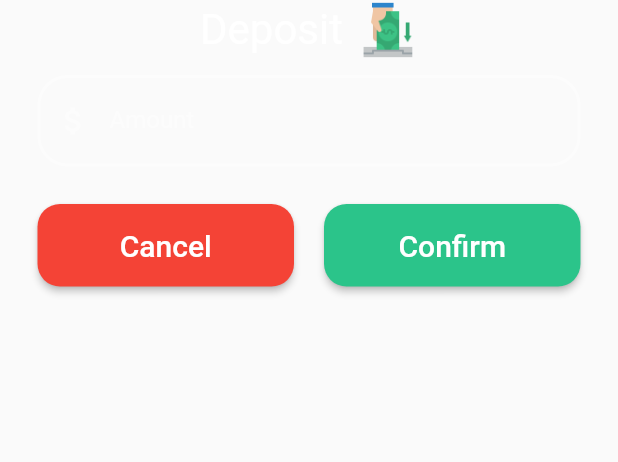
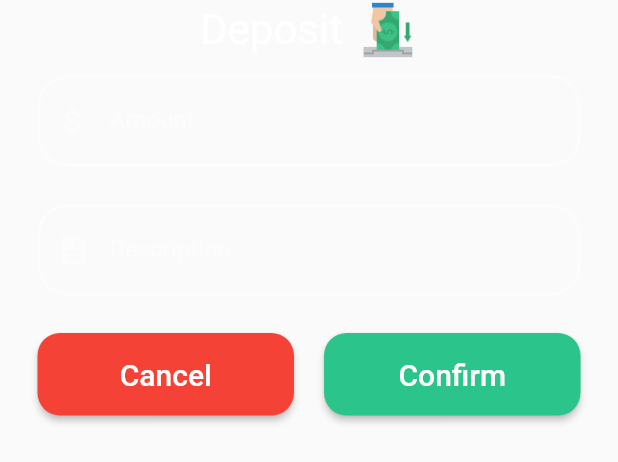
Before and after one commit to iamdiosilva/wallet-crud-flutter, a Flutter app: the DepositPage widget shown alone on an empty page, opened directly with empty values, on a phone screen of 412 x 824 dp. Shown: the top 462 px of the screen. Run offline on Flutter 3.47's test engine with Material 2 defaults, Android fonts, the light colour scheme and no system bars; our stand-ins replace flutter_svg, lottie, smooth_page_indicator.

Commit message:
:white_check_mark: Snackbar Fix

```diff
--- a/lib/core/theme/app_colors.dart
+++ b/lib/core/theme/app_colors.dart
@@ -22,4 +22,8 @@ class AppColors {
 
   static Color confirmButton = const Color(0xff2BC48A);
   static Color cancelButton = Colors.red;
+
+  static Color warning = const Color(0xffffcc00);
+  static Color error = const Color(0xffff3333);
+  static Color success = const Color(0xff2BC48A);
 }
--- a/lib/core/theme/app_icons.dart
+++ b/lib/core/theme/app_icons.dart
@@ -1,5 +1,6 @@
 const String pngIconsPath = 'assets/icons/png/';
 const String svgIconsPath = 'assets/icons/svg/';
+const String lottieAnimationPath = 'assets/icons/lottie/';
 
 class AppIcons {
   static const chartIcon = '${pngIconsPath}chart2.png';
@@ -14,9 +15,11 @@ class AppIcons {
   static const pay = '${pngIconsPath}pay.png';
   static const deposit = '${pngIconsPath}deposit.png';
 
+  static const waitingServer = '${pngIconsPath}wating_server.png';
+
   static const businessman = '${pngIconsPath}businessman.png';
 
-  static const dragIndicator = '${pngIconsPath}drag_indicator.png';
+  static const svgArrowUp = '${svgIconsPath}arrow_up.svg';
 
-  static const svgArrowUp = '${svgIconsPath}arrow_up.svg';
+  static const lottieLoading = '${lottieAnimationPath}loading.json';
 }
--- a/lib/models/enum/e_transaction_category.dart
+++ b/lib/models/enum/e_transaction_category.dart
@@ -1,3 +1,4 @@
 enum ETransactionCategory {
+  deposit,
   food,
 }
--- a/lib/models/transaction_model.dart
+++ b/lib/models/transaction_model.dart
@@ -1,11 +1,29 @@
 class TransactionModel {
-  int? id;
+  final int? id;
+  final String category;
+  final String? description;
   final double amount;
+  final String type;
+  final DateTime transactionDate;
+  final String iconPath;
 
-  TransactionModel({BigInt? id, required this.amount});
+  TransactionModel({
+    this.id,
+    required this.category,
+    this.description,
+    required this.amount,
+    required this.type,
+    required this.transactionDate,
+    required this.iconPath,
+  });
 
   TransactionModel fromJson(Map<String, Object?> json) => TransactionModel(
-        id: json['id'] as BigInt,
+        id: json['id'] as int,
+        category: json['category'] as String,
+        description: json['description'] as String?,
         amount: json['amount'] as double,
+        type: json['type'] as String,
+        transactionDate: DateTime.parse(json['transaction_date'] as String),
+        iconPath: json['icon_path'] as String,
       );
 }
--- a/lib/view/modal_sheet_views/modal_transaction_sheet_view.dart
+++ b/lib/view/modal_sheet_views/modal_transaction_sheet_view.dart
@@ -14,7 +14,9 @@ modalTransactionSheetView(BuildContext context, Widget page) {
         top: Radius.circular(20),
       ),
     ),
-    builder: (context) => DraggableScrollableSheet(
+    builder: (context) => Padding(
+      padding: EdgeInsets.only(bottom: MediaQuery.of(context).viewInsets.bottom),
+      child: DraggableScrollableSheet(
         expand: false,
         minChildSize: 0.2,
         initialChildSize: 0.4,
@@ -39,5 +41,6 @@ modalTransactionSheetView(BuildContext context, Widget page) {
           );
         },
       ),
+    ),
   );
 }
--- a/lib/view/modal_sheet_views/pages/deposit_page.dart
+++ b/lib/view/modal_sheet_views/pages/deposit_page.dart
@@ -1,9 +1,12 @@
 import 'package:flutter/material.dart';
-import 'package:wallet_crud/core/theme/app_colors.dart';
-import 'package:wallet_crud/core/theme/app_icons.dart';
+import 'package:wallet_crud/models/transaction_model.dart';
 
 import '../../../../core/theme/app_text_styles.dart';
-import '../../util/custom_alert_dialog.dart';
+import '../../../core/theme/app_colors.dart';
+import '../../../core/theme/app_icons.dart';
+import '../../../models/enum/e_transaction_category.dart';
+import '../../../models/enum/e_transaction_type.dart';
+import '../../util/alerts_dialog/deposit_confirmation_alert.dart';
 
 class DepositPage extends StatelessWidget {
   const DepositPage({Key? key, required this.homeContext}) : super(key: key);
@@ -13,6 +16,7 @@ class DepositPage extends StatelessWidget {
   @override
   Widget build(BuildContext context) {
     TextEditingController amountController = TextEditingController();
+    TextEditingController descriptionController = TextEditingController();
     return Padding(
       padding: const EdgeInsets.symmetric(horizontal: 25),
       child: Column(
@@ -29,6 +33,8 @@ class DepositPage extends StatelessWidget {
             ],
           ),
           const SizedBox(height: 10),
+
+          //deposit amount form field
           Form(
             child: TextFormField(
               controller: amountController,
@@ -40,6 +46,44 @@ class DepositPage extends StatelessWidget {
                 ),
                 labelText: 'Amount',
                 labelStyle: AppTextStyles.textFormLabel,
+                border: OutlineInputBorder(
+                  borderRadius: BorderRadius.circular(20),
+                ),
+                enabledBorder: OutlineInputBorder(
+                  borderSide: BorderSide(
+                    color: AppColors.white38,
+                    width: 2,
+                  ),
+                  borderRadius: BorderRadius.circular(20),
+                ),
+                focusedBorder: OutlineInputBorder(
+                  borderSide: BorderSide(
+                    color: AppColors.white70,
+                    width: 2,
+                  ),
+                  borderRadius: BorderRadius.circular(20),
+                ),
+              ),
+              style: TextStyle(
+                color: AppColors.white70,
+                fontSize: 18,
+              ),
+            ),
+          ),
+          const SizedBox(height: 25),
+
+          //description form field
+          Form(
+            child: TextFormField(
+              controller: descriptionController,
+              keyboardType: TextInputType.text,
+              decoration: InputDecoration(
+                labelText: 'Description',
+                labelStyle: AppTextStyles.textFormLabel,
+                prefixIcon: Icon(
+                  Icons.description,
+                  color: AppColors.white38,
+                ),
                 border: OutlineInputBorder(
                   borderRadius: BorderRadius.circular(20),
                 ),
@@ -83,13 +127,24 @@ class DepositPage extends StatelessWidget {
                 ),
               ),
               const SizedBox(width: 20),
+
+              //deposit transaction function is called here
               Expanded(
                 child: ElevatedButton(
                   onPressed: () {
                     Navigator.pop(context);
-                    customAlertDialog(
-                      context: homeContext,
-                      value: amountController.text,
+                    TransactionModel deposit = TransactionModel(
+                      id: 1,
+                      category: ETransactionCategory.deposit.name,
+                      amount: double.parse(amountController.text),
+                      description: descriptionController.text,
+                      type: ETransactionType.credit.name,
+                      transactionDate: DateTime.now(),
+                      iconPath: 'IconPath',
+                    );
+                    depositConfirmationAlert(
+                      homeContext: homeContext,
+                      transaction: deposit,
                     );
                   },
                   style: ElevatedButton.styleFrom(
--- a/lib/view/util/list_tile_function_model.dart
+++ b/lib/view/util/list_tile_function_model.dart
@@ -5,6 +5,7 @@ import '../../core/theme/app_colors.dart';
 import '../../core/theme/app_icons.dart';
 import '../../core/theme/app_text_styles.dart';
 
+// ignore: must_be_immutable
 class ListTileFunctionModel extends StatelessWidget {
   final String imagePath;
   final String title;
--- a/pubspec.yaml
+++ b/pubspec.yaml
@@ -36,7 +36,9 @@ dependencies:
   cupertino_icons: ^1.0.2
   smooth_page_indicator: ^1.0.0+2
   flutter_svg: ^1.1.3
+  lottie: ^1.4.1
   provider: ^6.0.3
+
 
   #database
   supabase: ^0.3.6
@@ -67,6 +69,7 @@ flutter:
   assets:
     - assets/icons/png/
     - assets/icons/svg/
+    - assets/icons/lottie/
   #   - images/a_dot_ham.jpeg
 
   # An image asset can refer to one or more resolution-specific "variants", see
```
Also changed, not shown: assets/icons/lottie/loading.json (added, +1 -0 lines), lib/view/util/alerts_dialog/confirmation_alert_dialog.dart (added, +111 -0 lines), lib/view/util/alerts_dialog/deposit_confirmation_alert.dart (added, +73 -0 lines), lib/view/util/custom_alert_dialog.dart (deleted, +0 -86 lines), lib/view/util/custom_snackbar.dart (added, +42 -0 lines), assets/icons/png/drag_indicator.png (deleted), assets/icons/png/wating_server.png (added), pubspec.lock. Lines whose indentation alone changed are shown as unchanged.
